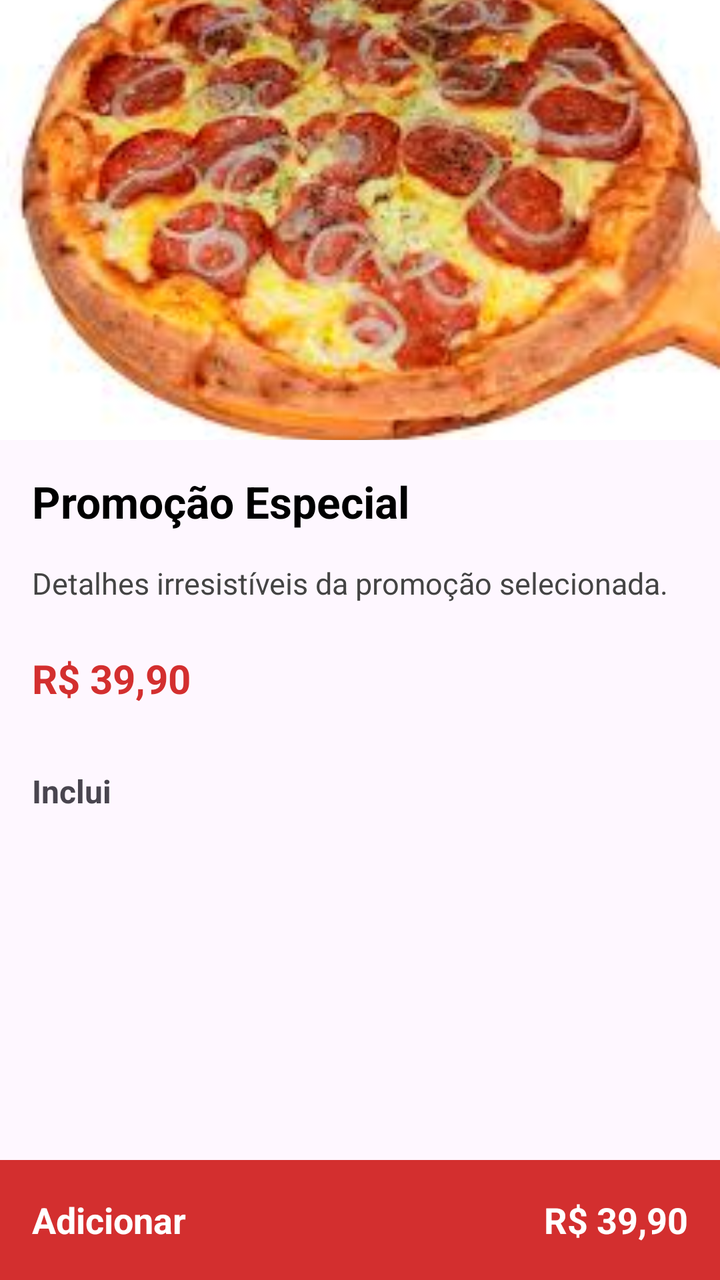
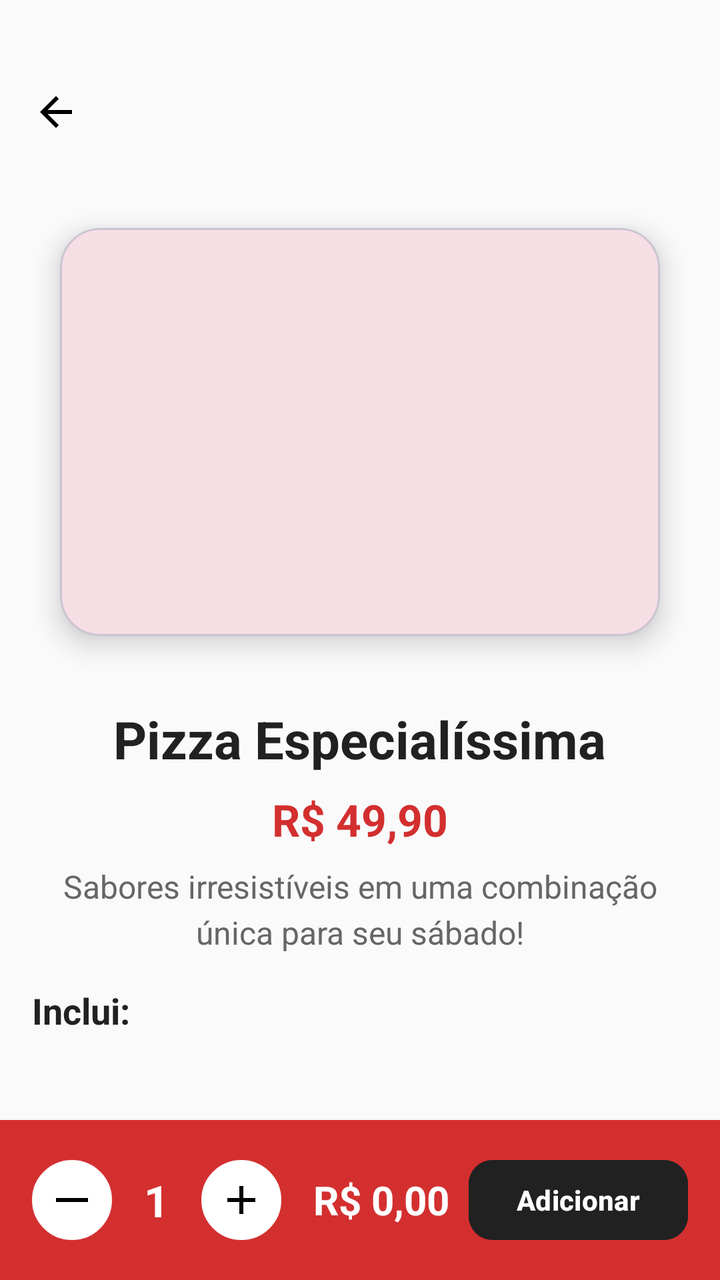

The first picture is an Android layout as it rendered before a commit; the second is the same layout after the commit. The layout source and the unified diff follow.
<!-- AndroidManifest.xml: application theme Theme.Apkstelladitalia20 -->
<!-- res/layout/activity_detalhes_promocao.xml -->
<?xml version="1.0" encoding="utf-8"?>
<androidx.coordinatorlayout.widget.CoordinatorLayout
    xmlns:android="http://schemas.android.com/apk/res/android"
    xmlns:tools="http://schemas.android.com/tools"
    android:id="@+id/layoutDetalhes"
    android:layout_width="match_parent"
    android:layout_height="match_parent"
    tools:context="com.example.apkstelladitalia20.activity.PromocaoDetalhesActivity">

    <ScrollView
        android:layout_width="match_parent"
        android:layout_height="match_parent"
        android:fillViewport="true">

        <LinearLayout
            android:orientation="vertical"
            android:layout_width="match_parent"
            android:layout_height="wrap_content">

            
            <ImageView
                android:id="@+id/imagemProduto"
                android:layout_width="match_parent"
                android:layout_height="220dp"
                android:scaleType="centerCrop"
                android:src="@drawable/exemplo_pizza" />

            
            <TextView
                android:id="@+id/nomeProduto"
                android:layout_width="match_parent"
                android:layout_height="wrap_content"
                android:text="Promoção Especial"
                android:textSize="22sp"
                android:textStyle="bold"
                android:padding="16dp"
                android:textColor="#000000" />

            
            <TextView
                android:id="@+id/descricaoProduto"
                android:layout_width="match_parent"
                android:layout_height="wrap_content"
                android:text="Detalhes irresistíveis da promoção selecionada."
                android:textSize="15sp"
                android:paddingHorizontal="16dp"
                android:paddingBottom="8dp"
                android:textColor="#444444" />

            
            <TextView
                android:id="@+id/precoProduto"
                android:layout_width="match_parent"
                android:layout_height="wrap_content"
                android:text="R$ 39,90"
                android:textSize="20sp"
                android:textColor="#D32F2F"
                android:textStyle="bold"
                android:padding="16dp" />

            
            <TextView
                android:layout_width="match_parent"
                android:layout_height="wrap_content"
                android:text="Inclui"
                android:textStyle="bold"
                android:textSize="16sp"
                android:paddingStart="16dp"
                android:paddingTop="16dp" />

            
            <androidx.recyclerview.widget.RecyclerView
                android:id="@+id/recyclerAdicionais"
                android:layout_width="match_parent"
                android:layout_height="wrap_content"
                android:paddingHorizontal="16dp"
                tools:listitem="@layout/item_adicional" />
        </LinearLayout>
    </ScrollView>

    
    <LinearLayout
        android:layout_width="match_parent"
        android:layout_height="60dp"
        android:layout_gravity="bottom"
        android:orientation="horizontal"
        android:background="#D32F2F"
        android:gravity="center_vertical"
        android:paddingHorizontal="16dp">

        <TextView
            android:id="@+id/txtAdicionar"
            android:layout_width="0dp"
            android:layout_height="wrap_content"
            android:layout_weight="1"
            android:text="Adicionar"
            android:textColor="#FFFFFF"
            android:textSize="18sp"
            android:textStyle="bold" />

        <TextView
            android:id="@+id/txtPrecoFinal"
            android:layout_width="wrap_content"
            android:layout_height="wrap_content"
            android:text="R$ 39,90"
            android:textColor="#FFFFFF"
            android:textSize="18sp"
            android:textStyle="bold" />
    </LinearLayout>

</androidx.coordinatorlayout.widget.CoordinatorLayout>
<!-- res/layout/item_adicional.xml (included above) -->
<?xml version="1.0" encoding="utf-8"?>
<LinearLayout xmlns:android="http://schemas.android.com/apk/res/android"
    android:layout_width="match_parent"
    android:layout_height="wrap_content"
    android:orientation="horizontal"
    android:padding="16dp"
    android:background="@drawable/bg_card_gourmet"
    android:gravity="center_vertical">

    
    <ImageView
        android:id="@+id/imgAdicional"
        android:layout_width="60dp"
        android:layout_height="60dp"
        android:scaleType="centerCrop"
        android:background="@drawable/bg_categoria_circle"
        android:src="@drawable/ic_bebidas" />

    
    <TextView
        android:id="@+id/txtNomeAdicional"
        android:layout_width="0dp"
        android:layout_height="wrap_content"
        android:layout_weight="1"
        android:paddingStart="12dp"
        android:text="Refrigerante 350ml"
        android:textSize="16sp"
        android:textColor="@android:color/black"
        android:fontFamily="@font/poppins_medium" />

    
    <TextView
        android:id="@+id/txtPrecoAdicional"
        android:layout_width="wrap_content"
        android:layout_height="wrap_content"
        android:text="R$ 4,99"
        android:textSize="14sp"
        android:textColor="@color/colorPrimary"
        android:fontFamily="@font/poppins_medium" />

</LinearLayout>
<!-- resources referenced by this layout -->
<resources>
  <color name="colorPrimary">#C62828</color>
  <!-- drawable bg_card_gourmet (drawable) -->
  <shape xmlns:android="http://schemas.android.com/apk/res/android"
      android:shape="rectangle">
      <solid android:color="#FFFFFF"/>
      <corners android:radius="20dp"/>
      <stroke android:width="1dp" android:color="#E0E0E0"/>
  </shape>
  <!-- drawable bg_categoria_circle (drawable) -->
  <?xml version="1.0" encoding="utf-8"?>
  <shape xmlns:android="http://schemas.android.com/apk/res/android"
      android:shape="oval">
      <solid android:color="#FFF5E9" />
      <size
          android:width="72dp"
          android:height="72dp" />
  </shape>
  <!-- drawable exemplo_pizza: jpg bitmap (drawable, 9652 bytes) -->
  <!-- drawable ic_bebidas (drawable) -->
  <vector xmlns:android="http://schemas.android.com/apk/res/android"
      android:width="24dp" android:height="24dp"
      android:viewportWidth="24" android:viewportHeight="24">
      <path
          android:fillColor="#B00020"
          android:pathData="M8,2v2h8v-2h-8zm1,4l1,14h4l1-14h-6zm2,2h2v10h-2v-10z" />
  </vector>
  <style name="Theme.Apkstelladitalia20" parent="Theme.Material3.DayNight.NoActionBar">
          <item name="colorPrimary">@color/colorPrimary</item>
          <item name="colorPrimaryVariant">@color/colorPrimaryDark</item>
          <item name="colorOnPrimary">@android:color/white</item>
          <item name="android:statusBarColor">@color/colorPrimaryDark</item>
          <item name="android:navigationBarColor">@color/colorPrimary</item>
      </style>
  <color name="colorPrimaryDark">#8E0000</color>
</resources>

<!-- the commit's change to res/layout/activity_detalhes_promocao.xml (unified diff, before → after) -->
@@ -1,79 +1,105 @@
-<?xml version="1.0" encoding="utf-8"?>
 <androidx.coordinatorlayout.widget.CoordinatorLayout
     xmlns:android="http://schemas.android.com/apk/res/android"
+    xmlns:app="http://schemas.android.com/apk/res-auto"
     xmlns:tools="http://schemas.android.com/tools"
-    android:id="@+id/layoutDetalhes"
     android:layout_width="match_parent"
     android:layout_height="match_parent"
-    tools:context="com.example.apkstelladitalia20.activity.PromocaoDetalhesActivity">
+    android:background="#FAFAFA"
+    tools:context=".activity.DetalhesPromocaoActivity">
+
+    
+
+    <com.google.android.material.appbar.MaterialToolbar
+        android:id="@+id/toolbarDetalhes"
+        android:layout_width="match_parent"
+        android:layout_height="wrap_content"
+         android:paddingTop="24dp"
+        android:title="Detalhes da Promoção"
+        android:titleTextColor="@android:color/white"
+        app:navigationIcon="@drawable/ic_arrow_back"
+        app:titleCentered="true" />
 
     <ScrollView
         android:layout_width="match_parent"
         android:layout_height="match_parent"
+        android:layout_marginTop="64dp"
         android:fillViewport="true">
 
         <LinearLayout
+            android:layout_width="match_parent"
+            android:layout_height="wrap_content"
             android:orientation="vertical"
-            android:layout_width="match_parent"
-            android:layout_height="wrap_content">
-
-            
-            <ImageView
-                android:id="@+id/imagemProduto"
-                android:layout_width="match_parent"
-                android:layout_height="220dp"
-                android:scaleType="centerCrop"
-                android:src="@drawable/exemplo_pizza" />
+            android:padding="16dp"
+            android:gravity="center_horizontal">
+
+            
+            <com.google.android.material.card.MaterialCardView
+                android:layout_width="match_parent"
+                android:layout_height="240dp"
+                app:cardCornerRadius="20dp"
+                app:cardElevation="8dp"
+                app:cardUseCompatPadding="true"
+                android:layout_marginTop="16dp"
+                android:layout_marginBottom="16dp">
+
+                <ImageView
+                    android:id="@+id/imagemProduto"
+                    android:layout_width="match_parent"
+                    android:layout_height="match_parent"
+                    android:scaleType="centerCrop"
+                    android:contentDescription="Imagem da Promoção" />
+            </com.google.android.material.card.MaterialCardView>
 
             
             <TextView
                 android:id="@+id/nomeProduto"
-                android:layout_width="match_parent"
-                android:layout_height="wrap_content"
-                android:text="Promoção Especial"
+                android:layout_width="wrap_content"
+                android:layout_height="wrap_content"
+                android:text="Pizza Especialíssima"
+                android:textSize="26sp"
+                android:textColor="#212121"
+                android:textStyle="bold"
+                android:gravity="center"
+                android:layout_marginBottom="8dp" />
+
+            
+            <TextView
+                android:id="@+id/precoProduto"
+                android:layout_width="wrap_content"
+                android:layout_height="wrap_content"
+                android:text="R$ 49,90"
                 android:textSize="22sp"
                 android:textStyle="bold"
-                android:padding="16dp"
-                android:textColor="#000000" />
+                android:textColor="#D32F2F"
+                android:gravity="center"
+                android:layout_marginBottom="8dp" />
 
             
             <TextView
                 android:id="@+id/descricaoProduto"
                 android:layout_width="match_parent"
                 android:layout_height="wrap_content"
-                android:text="Detalhes irresistíveis da promoção selecionada."
-                android:textSize="15sp"
-                android:paddingHorizontal="16dp"
-                android:paddingBottom="8dp"
-                android:textColor="#444444" />
-
-            
-            <TextView
-                android:id="@+id/precoProduto"
-                android:layout_width="match_parent"
-                android:layout_height="wrap_content"
-                android:text="R$ 39,90"
-                android:textSize="20sp"
-                android:textColor="#D32F2F"
+                android:text="Sabores irresistíveis em uma combinação única para seu sábado!"
+                android:textSize="16sp"
+                android:textColor="#666666"
+                android:gravity="center"
+                android:layout_marginBottom="16dp"
+                android:lineSpacingExtra="4dp" />
+
+            
+            <TextView
+                android:layout_width="match_parent"
+                android:layout_height="wrap_content"
+                android:text="Inclui:"
+                android:textSize="18sp"
                 android:textStyle="bold"
-                android:padding="16dp" />
-
-            
-            <TextView
-                android:layout_width="match_parent"
-                android:layout_height="wrap_content"
-                android:text="Inclui"
-                android:textStyle="bold"
-                android:textSize="16sp"
-                android:paddingStart="16dp"
-                android:paddingTop="16dp" />
-
-            
+                android:textColor="#212121"
+                android:layout_marginBottom="8dp" />
+
             <androidx.recyclerview.widget.RecyclerView
                 android:id="@+id/recyclerAdicionais"
                 android:layout_width="match_parent"
                 android:layout_height="wrap_content"
-                android:paddingHorizontal="16dp"
                 tools:listitem="@layout/item_adicional" />
         </LinearLayout>
     </ScrollView>
@@ -81,31 +107,61 @@
     
     <LinearLayout
         android:layout_width="match_parent"
-        android:layout_height="60dp"
+        android:layout_height="wrap_content"
         android:layout_gravity="bottom"
+        android:gravity="center_vertical"
         android:orientation="horizontal"
-        android:background="#D32F2F"
-        android:gravity="center_vertical"
-        android:paddingHorizontal="16dp">
+        android:padding="16dp"
+        android:background="#D32F2F">
+
+        <ImageButton
+            android:id="@+id/btnRemover"
+            android:layout_width="40dp"
+            android:layout_height="40dp"
+            android:backgroundTint="@android:color/white"
+            android:background="@drawable/bg_circle_white"
+            android:src="@drawable/ic_remove"
+            android:contentDescription="Remover item" />
 
         <TextView
-            android:id="@+id/txtAdicionar"
-            android:layout_width="0dp"
-            android:layout_height="wrap_content"
-            android:layout_weight="1"
+            android:id="@+id/quantidadeProduto"
+            android:layout_width="wrap_content"
+            android:layout_height="wrap_content"
+            android:text="1"
+            android:textSize="22sp"
+            android:textStyle="bold"
+            android:textColor="#FFFFFF"
+            android:paddingHorizontal="16dp" />
+
+        <ImageButton
+            android:id="@+id/btnAdicionar"
+            android:layout_width="40dp"
+            android:layout_height="40dp"
+            android:backgroundTint="@android:color/white"
+            android:background="@drawable/bg_circle_white"
+            android:src="@drawable/ic_add"
+            android:contentDescription="Adicionar item" />
+
+        <TextView
+            android:id="@+id/precoTotal"
+            android:layout_width="wrap_content"
+            android:layout_height="wrap_content"
+            android:text="R$ 0,00"
+            android:textSize="20sp"
+            android:textStyle="bold"
+            android:textColor="#FFFFFF"
+            android:layout_marginStart="16dp"
+            android:layout_weight="1" />
+
+        <Button
+            android:id="@+id/btnConfirmarPedido"
+            android:layout_width="wrap_content"
+            android:layout_height="wrap_content"
             android:text="Adicionar"
-            android:textColor="#FFFFFF"
-            android:textSize="18sp"
-            android:textStyle="bold" />
-
-        <TextView
-            android:id="@+id/txtPrecoFinal"
-            android:layout_width="wrap_content"
-            android:layout_height="wrap_content"
-            android:text="R$ 39,90"
-            android:textColor="#FFFFFF"
-            android:textSize="18sp"
-            android:textStyle="bold" />
+            android:textStyle="bold"
+            android:textColor="@android:color/white"
+            android:backgroundTint="#212121"
+            app:cornerRadius="12dp" />
     </LinearLayout>
 
 </androidx.coordinatorlayout.widget.CoordinatorLayout>
<!-- resource entries referenced after the edit -->
@@ -17,7 +17,32 @@
           android:width="72dp"
           android:height="72dp" />
   </shape>
-  <!-- drawable exemplo_pizza: jpg bitmap (drawable, 9652 bytes) -->
+  <!-- drawable bg_circle_white (drawable) -->
+  <shape xmlns:android="http://schemas.android.com/apk/res/android"
+      android:shape="oval">
+  
+      <solid android:color="@android:color/white" />
+  
+      <size
+          android:width="40dp"
+          android:height="40dp" />
+  
+      <stroke
+          android:width="1dp"
+          android:color="#DDDDDD" />
+  </shape>
+  <!-- drawable ic_add (drawable) -->
+  <vector xmlns:android="http://schemas.android.com/apk/res/android" android:height="24dp" android:tint="#000000" android:viewportHeight="24" android:viewportWidth="24" android:width="24dp">
+        
+      <path android:fillColor="@android:color/white" android:pathData="M19,13h-6v6h-2v-6H5v-2h6V5h2v6h6v2z"/>
+      
+  </vector>
+  <!-- drawable ic_arrow_back (drawable) -->
+  <vector xmlns:android="http://schemas.android.com/apk/res/android" android:autoMirrored="true" android:height="24dp" android:tint="#000000" android:viewportHeight="24" android:viewportWidth="24" android:width="24dp">
+        
+      <path android:fillColor="@android:color/white" android:pathData="M20,11H7.83l5.59,-5.59L12,4l-8,8 8,8 1.41,-1.41L7.83,13H20v-2z"/>
+      
+  </vector>
   <!-- drawable ic_bebidas (drawable) -->
   <vector xmlns:android="http://schemas.android.com/apk/res/android"
       android:width="24dp" android:height="24dp"
@@ -25,6 +50,12 @@
       <path
           android:fillColor="#B00020"
           android:pathData="M8,2v2h8v-2h-8zm1,4l1,14h4l1-14h-6zm2,2h2v10h-2v-10z" />
+  </vector>
+  <!-- drawable ic_remove (drawable) -->
+  <vector xmlns:android="http://schemas.android.com/apk/res/android" android:height="24dp" android:tint="#000000" android:viewportHeight="24" android:viewportWidth="24" android:width="24dp">
+        
+      <path android:fillColor="@android:color/white" android:fillType="evenOdd" android:pathData="M4,11h16v2h-16z"/>
+      
   </vector>
   <style name="Theme.Apkstelladitalia20" parent="Theme.Material3.DayNight.NoActionBar">
           <item name="colorPrimary">@color/colorPrimary</item>
